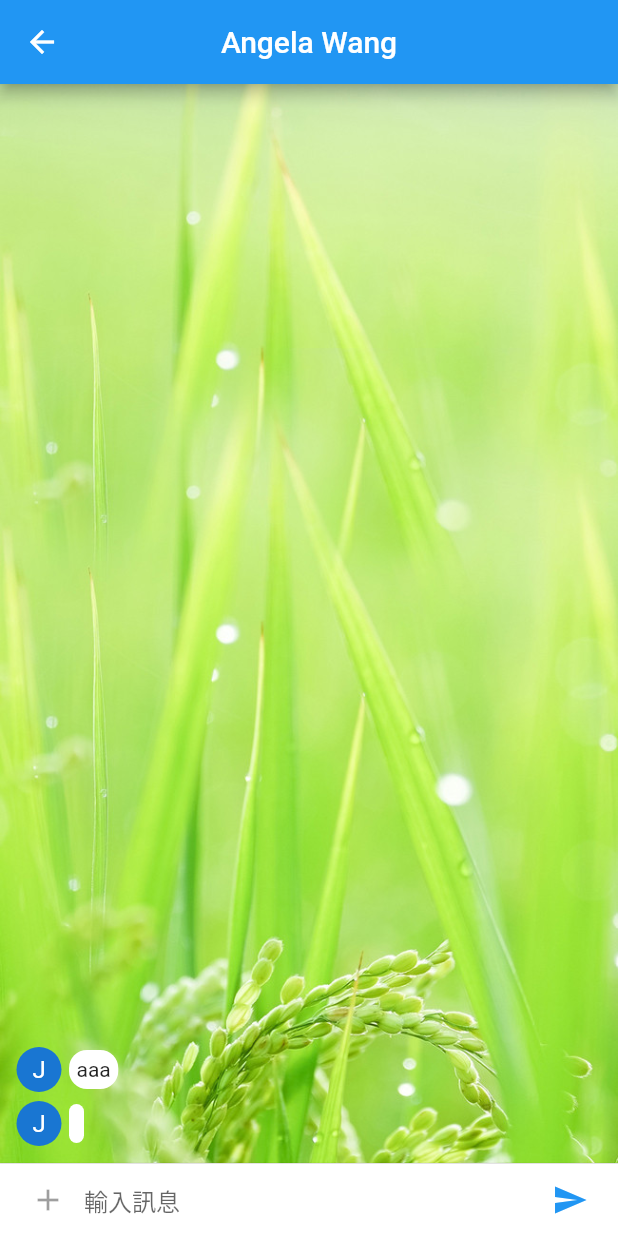
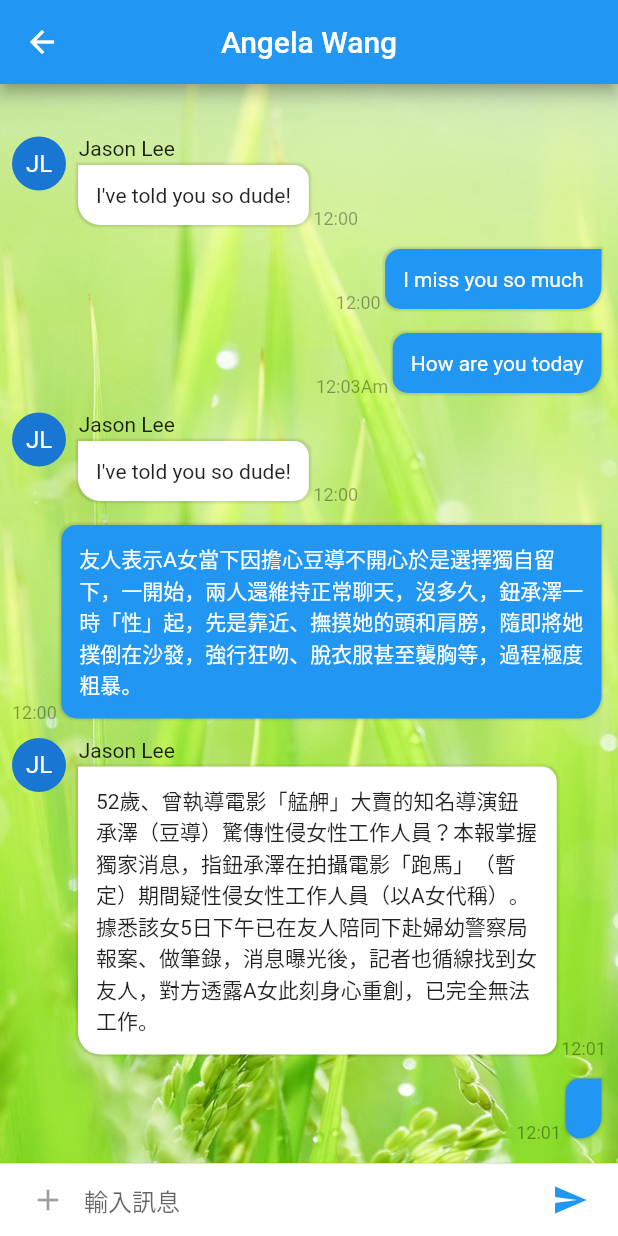
Before and after one commit to 0x5487/learning-flutter, a Flutter app: the ChatPage screen opened directly, after a tap on the "send" icon, on a phone screen of 412 x 824 dp. Run offline on Flutter 3.47's test engine with Material 2 defaults, Android fonts, the phone set to English and light mode, and no system bars; generated files the repository leaves out were written again.

Commit message:
1. add bubble widget into chat page 2. add setting page

```diff
--- a/lib/main.dart
+++ b/lib/main.dart
@@ -3,10 +3,8 @@ import 'package:learning_flutter/pages/bubble.dart';
 import 'package:learning_flutter/pages/login.dart';
 import 'package:learning_flutter/pages/home.dart';
 import 'package:learning_flutter/wakanda/manager.dart';
-import 'package:flutter/rendering.dart';
 
 void main() {
-  debugPaintSizeEnabled = true;
   runApp(MyApp());
 }
 
--- a/lib/pages/bubble.dart
+++ b/lib/pages/bubble.dart
@@ -25,6 +25,17 @@ class BubblePage extends StatelessWidget {
               delivered: true,
               isMe: false,
             ),
+            Container(
+              child: Text(
+                "今天",
+                style: new TextStyle(
+                  background: Paint()..color = Colors.grey,
+                  color: Colors.white,
+                  fontSize: 12.0,
+                ),
+                textAlign: TextAlign.center,
+              ),
+            ),
             Bubble(
               message:
                   '52歲、曾執導電影「艋舺」大賣的知名導演鈕承澤（豆導）驚傳性侵女性工作人員？本報掌握獨家消息，指鈕承澤在拍攝電影「跑馬」（暫定）期間疑性侵女性工作人員（以A女代稱）。據悉該女5日下午已在友人陪同下赴婦幼警察局報案、做筆錄，消息曝光後，記者也循線找到女友人，對方透露A女此刻身心重創，已完全無法工作。',
@@ -45,6 +56,24 @@ class BubblePage extends StatelessWidget {
               delivered: true,
               isMe: false,
             ),
+            Bubble(
+              message: 'How are you today',
+              time: '12:03Am',
+              delivered: true,
+              isMe: true,
+            ),
+            Bubble(
+              message: 'I miss you so much',
+              time: '12:00',
+              delivered: true,
+              isMe: true,
+            ),
+            Bubble(
+              message: 'I\'ve told you so dude!',
+              time: '12:00',
+              delivered: true,
+              isMe: false,
+            ),
           ],
         ),
       ),
--- a/lib/widgets/me.dart
+++ b/lib/pages/setting.dart
@@ -2,15 +2,9 @@ import 'package:flutter/material.dart';
 import 'package:learning_flutter/pages/bubble.dart';
 import 'package:learning_flutter/widgets/profile.dart';
 
-class MeWidget extends StatefulWidget {
-  @override
-  State<StatefulWidget> createState() => _MeState();
-}
-
-class _MeState extends State<MeWidget> {
+class SettingPage extends StatelessWidget {
   @override
   Widget build(BuildContext context) {
-    // TODO: implement build
     return Scaffold(
         body: ListView(
       children: <Widget>[
@@ -20,9 +14,9 @@ class _MeState extends State<MeWidget> {
             height: 80.0,
             child: ListTile(
               leading: Image.asset("assets/images/golang.png"),
-              title: Text("Jason"),
-              subtitle: Text("微信号：ty001"),
-              trailing: Icon(Icons.fullscreen),
+              title: Text("Jason Lee"),
+              subtitle: Text("@hello"),
+              trailing: Icon(Icons.arrow_forward_ios),
               onTap: () {
                 Navigator.of(context)
                     .push(MaterialPageRoute(builder: (context) {
--- a/lib/widgets/bubble.dart
+++ b/lib/widgets/bubble.dart
@@ -1,25 +1,27 @@
 import 'package:flutter/material.dart';
 
 class Bubble extends StatelessWidget {
-  Bubble({this.message, this.time, this.delivered, this.isMe});
   final String message, time;
   final delivered, isMe;
+
+  Bubble({this.message, this.time, this.delivered, this.isMe});
+
   @override
   Widget build(BuildContext context) {
-    final bg = isMe ? Colors.blue : Colors.white;
-    final align = isMe ? CrossAxisAlignment.start : CrossAxisAlignment.end;
-    final icon = delivered ? Icons.done_all : Icons.done;
-    final radius = isMe
-        ? BorderRadius.only(
-            topLeft: Radius.circular(10.0),
-            bottomLeft: Radius.circular(10.0),
-            bottomRight: Radius.circular(15.0),
-          )
-        : BorderRadius.only(
-            topRight: Radius.circular(10.0),
-            bottomLeft: Radius.circular(15.0),
-            bottomRight: Radius.circular(10.0),
+    Widget row = null;
+    if (this.isMe) {
+      row = _buildMe(context);
+    } else {
+      row = _buildFriend(context);
+    }
+
+    return Container(
+      margin: EdgeInsets.only(top: 5, bottom: 5),
+      child: row,
     );
+  }
+
+  Widget _buildFriend(BuildContext context) {
     return Row(
       crossAxisAlignment: CrossAxisAlignment.start,
       children: <Widget>[
@@ -30,16 +32,26 @@ class Bubble extends StatelessWidget {
             child: Text("JL"),
           ),
         ),
-        Flexible(
+        Expanded(
           child: Column(
             crossAxisAlignment: CrossAxisAlignment.start,
             children: <Widget>[
-            Text(
+              Row(
+                children: <Widget>[
+                  Flexible(
+                      child: Text(
                     " Jason Lee",
-              style:
-                  DefaultTextStyle.of(context).style.apply(fontSizeFactor: 1),
+                    style: DefaultTextStyle.of(context)
+                        .style
+                        .apply(fontSizeFactor: 1),
+                  ))
+                ],
               ),
-            Container(
+              Row(
+                crossAxisAlignment: CrossAxisAlignment.end,
+                children: <Widget>[
+                  Flexible(
+                      child: Container(
                     margin: const EdgeInsets.all(3.0),
                     padding: const EdgeInsets.all(12.0),
                     decoration: BoxDecoration(
@@ -49,13 +61,64 @@ class Bubble extends StatelessWidget {
                             spreadRadius: 1.0,
                             color: Colors.black.withOpacity(.12))
                       ],
-                color: bg,
-                borderRadius: radius,
+                      color: Colors.white,
+                      borderRadius: BorderRadius.only(
+                        topRight: Radius.circular(10.0),
+                        bottomLeft: Radius.circular(15.0),
+                        bottomRight: Radius.circular(10.0),
+                      ),
                     ),
                     child: Text(message),
+                  )),
+                  Text(time,
+                      textAlign: TextAlign.left,
+                      style: TextStyle(
+                        color: Colors.black38,
+                        fontSize: 12.0,
+                      )),
+                ],
               ),
             ],
-        ))
+          ),
+        )
+      ],
+    );
+  }
+
+  Widget _buildMe(BuildContext context) {
+    return Row(
+      mainAxisAlignment: MainAxisAlignment.end,
+      crossAxisAlignment: CrossAxisAlignment.end,
+      children: <Widget>[
+        Text(time,
+            textAlign: TextAlign.left,
+            style: TextStyle(
+              color: Colors.black38,
+              fontSize: 12.0,
+            )),
+        Flexible(
+            child: Container(
+          margin: const EdgeInsets.all(3.0),
+          padding: const EdgeInsets.all(12.0),
+          decoration: BoxDecoration(
+            boxShadow: [
+              BoxShadow(
+                  blurRadius: .5,
+                  spreadRadius: 1.0,
+                  color: Colors.black.withOpacity(.12))
+            ],
+            color: Colors.blue,
+            borderRadius: BorderRadius.only(
+              topLeft: Radius.circular(10.0),
+              bottomLeft: Radius.circular(10.0),
+              bottomRight: Radius.circular(15.0),
+            ),
+          ),
+          child: Text(message,
+              style: TextStyle(
+                color: Colors.white,
+              )),
+        )),
       ],
     );
   }
--- a/lib/widgets/chat.dart
+++ b/lib/widgets/chat.dart
@@ -1,6 +1,6 @@
 import 'package:flutter/material.dart';
 import 'package:learning_flutter/wakanda/manager.dart';
-import './chat_message.dart';
+import 'package:learning_flutter/widgets/bubble.dart';
 
 class ChatWidget extends StatefulWidget {
   @override
@@ -9,8 +9,45 @@ class ChatWidget extends StatefulWidget {
 
 class _ChatState extends State<ChatWidget> {
   final TextEditingController textEditingController = TextEditingController();
-  final List<ChatMessage> _messages = <ChatMessage>[
-    ChatMessage("aaa"),
+  final List<Bubble> _messages = <Bubble>[
+    Bubble(
+      message:
+          '52歲、曾執導電影「艋舺」大賣的知名導演鈕承澤（豆導）驚傳性侵女性工作人員？本報掌握獨家消息，指鈕承澤在拍攝電影「跑馬」（暫定）期間疑性侵女性工作人員（以A女代稱）。據悉該女5日下午已在友人陪同下赴婦幼警察局報案、做筆錄，消息曝光後，記者也循線找到女友人，對方透露A女此刻身心重創，已完全無法工作。',
+      time: '12:01',
+      delivered: true,
+      isMe: false,
+    ),
+    Bubble(
+      message:
+          '友人表示A女當下因擔心豆導不開心於是選擇獨自留下，一開始，兩人還維持正常聊天，沒多久，鈕承澤一時「性」起，先是靠近、撫摸她的頭和肩膀，隨即將她撲倒在沙發，強行狂吻、脫衣服甚至襲胸等，過程極度粗暴。',
+      time: '12:00',
+      delivered: true,
+      isMe: true,
+    ),
+    Bubble(
+      message: 'I\'ve told you so dude!',
+      time: '12:00',
+      delivered: true,
+      isMe: false,
+    ),
+    Bubble(
+      message: 'How are you today',
+      time: '12:03Am',
+      delivered: true,
+      isMe: true,
+    ),
+    Bubble(
+      message: 'I miss you so much',
+      time: '12:00',
+      delivered: true,
+      isMe: true,
+    ),
+    Bubble(
+      message: 'I\'ve told you so dude!',
+      time: '12:00',
+      delivered: true,
+      isMe: false,
+    ),
   ];
 
   @override
@@ -47,10 +84,15 @@ class _ChatState extends State<ChatWidget> {
 
   void _handleSubmit(String text) {
     textEditingController.clear();
-    ChatMessage chatMessage = ChatMessage(text);
+    var message = Bubble(
+      message: text,
+      time: '12:01',
+      delivered: true,
+      isMe: true,
+    );
     setState(() {
       //used to rebuild our widget
-      _messages.insert(0, chatMessage);
+      _messages.insert(0, message);
     });
   }
 
--- a/lib/widgets/chat_message.dart
+++ /dev/null
@@ -1,41 +0,0 @@
-import 'package:flutter/material.dart';
-
-const String _name = "Jason Lee";
-
-class ChatMessage extends StatelessWidget {
-  String text;
-  //for opotional params we use curly braces
-  ChatMessage(msg) {
-    text = msg;
-  }
-
-  @override
-  Widget build(BuildContext context) {
-    return Container(
-      padding: EdgeInsets.all(3.0),
-      child: Row(
-        children: <Widget>[
-          Container(
-            alignment: Alignment.bottomCenter,
-            margin: const EdgeInsets.only(right: 5.0),
-            child: CircleAvatar(
-              maxRadius: 15.00,
-              child: Text(_name[0]),
-            ),
-          ),
-          Flexible(
-            child: Container(
-              padding: EdgeInsets.all(5.0),
-              decoration: BoxDecoration(
-                  color: Colors.white,
-                  borderRadius: BorderRadius.all(Radius.circular(12.0))),
-              child: Text(
-                text,
-              ),
-            ),
-          ),
-        ],
-      ),
-    );
-  }
-}
--- a/lib/widgets/home_display.dart
+++ b/lib/widgets/home_display.dart
@@ -1,10 +1,10 @@
 import 'package:flutter/material.dart';
+import 'package:learning_flutter/pages/setting.dart';
 import 'package:learning_flutter/providers/contact_provider.dart';
 import 'package:learning_flutter/providers/conversation_provider.dart';
 import 'package:learning_flutter/providers/home_provider.dart';
 import 'package:learning_flutter/widgets/contact_list.dart';
 import 'package:learning_flutter/widgets/conversation_list.dart';
-import 'package:learning_flutter/widgets/me.dart';
 
 class HomeDisplay extends StatelessWidget {
   List<Widget> _widgets;
@@ -13,7 +13,7 @@ class HomeDisplay extends StatelessWidget {
     _widgets = List<Widget>();
     _widgets.add(ContactProvider(child: ContactList()));
     _widgets.add(ConversationProvider(child: ConversationList()));
-    _widgets.add(MeWidget());
+    _widgets.add(SettingPage());
   }
 
   @override
```
Lines whose indentation alone changed are shown as unchanged.
